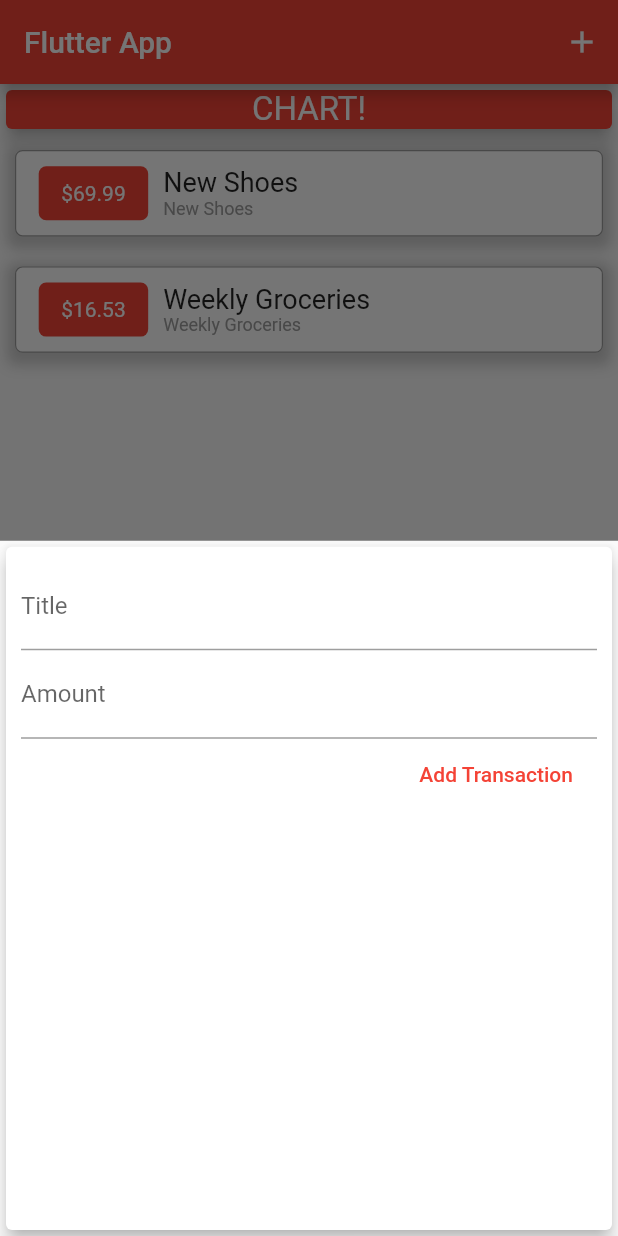
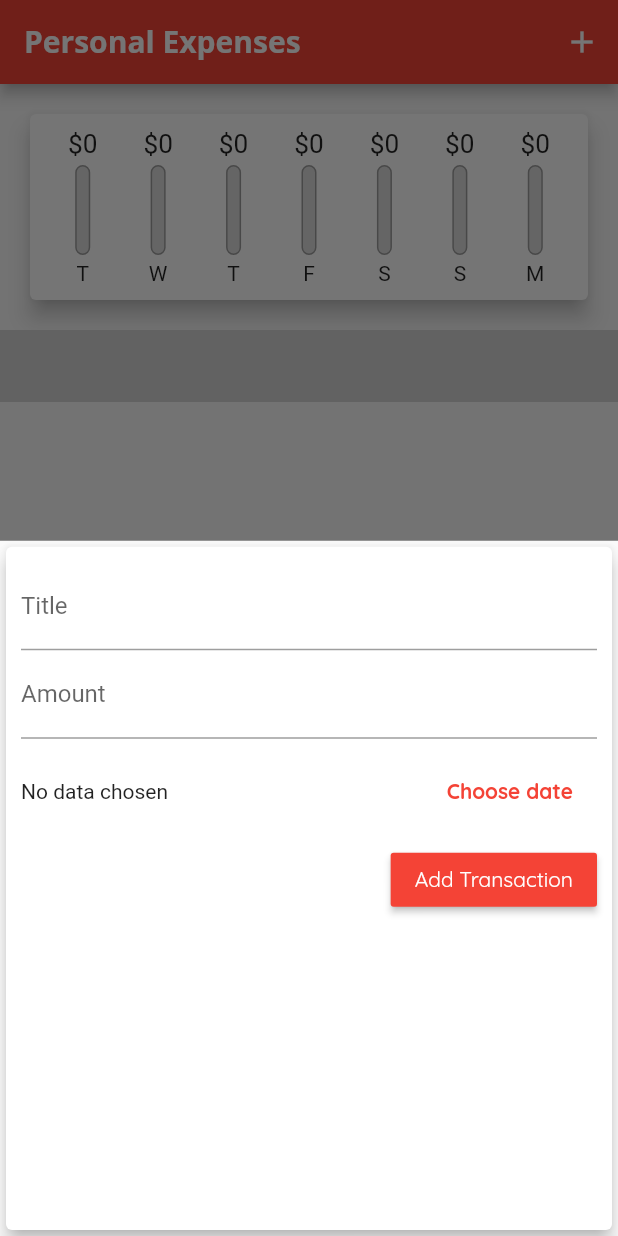
Before and after one commit to genan566/PracticeFlutter, a Flutter app: the screen it shows after launch, after a tap on the "add" icon, on a phone screen of 412 x 824 dp. Run offline on Flutter 3.47's test engine with Material 2 defaults, Android fonts, the phone set to English and light mode, and no system bars; statements that could not run were skipped.

Commit message:
Chart implementation

```diff
--- a/lib/main.dart
+++ b/lib/main.dart
@@ -1,8 +1,11 @@
 import 'package:flutter/material.dart';
+import 'package:pratice/widgets/chart.dart';
+import '../widgets/dynamique_list.dart';
 import './models/transactions.dart';
 import './widgets/NewTransactions.dart';
 // import './widgets/UserTransaction.dart';
 import './widgets/ListBuilder.dart';
+import './widgets/chart.dart';
 
 void main() {
   runApp(const MyApp());
@@ -15,18 +18,30 @@
   @override
   Widget build(BuildContext context) {
     return MaterialApp(
-      title: 'Flutter Demo',
+      title: 'Personal Expenses',
       theme: ThemeData(
-        // This is the theme of your application.
-        //
-        // Try running your application with "flutter run". You'll see the
-        // application has a blue toolbar. Then, without quitting the app, try
-        // changing the primarySwatch below to Colors.green and then invoke
-        // "hot reload" (press "r" in the console where you ran "flutter run",
-        // or simply save your changes to "hot reload" in a Flutter IDE).
-        // Notice that the counter didn't reset back to zero; the application
-        // is not restarted.
         primarySwatch: Colors.red,
+        // accentColor: Colors.amber,
+        fontFamily: "Quicksand",
+        errorColor: Colors.red,
+        // Custom Theme/ Overriding defaut theme values
+        textTheme: ThemeData.light().textTheme.copyWith(
+              headline6: TextStyle(
+                fontFamily: "OpenSans",
+                fontSize: 18,
+                fontWeight: FontWeight.bold,
+              ),
+              button: TextStyle(color: Colors.white),
+            ),
+        appBarTheme: AppBarTheme(
+          textTheme: ThemeData.light().textTheme.copyWith(
+                headline6: TextStyle(
+                  fontFamily: "OpenSans",
+                  fontSize: 20,
+                  fontWeight: FontWeight.bold,
+                ),
+              ),
+        ),
       ),
       home: MyHomePage(title: 'Flutter Demo Home Page'),
     );
@@ -45,25 +60,46 @@
 
 class _MyHomePageState extends State<MyHomePage> {
   final List<Transaction> _userTransactions = [
-    Transaction(
-      id: 't1',
-      title: 'New Shoes',
-      amount: 69.99,
-      date: DateTime.now(),
-    ),
-    Transaction(
-      id: 't2',
-      title: 'Weekly Groceries',
-      amount: 16.53,
-      date: DateTime.now(),
-    ),
+    // Transaction(
+    //   id: 't1',
+    //   title: 'New Shoes',
+    //   amount: 69.99,
+    //   date: DateTime.now(),
+    // ),
+    // Transaction(
+    //   id: 't2',
+    //   title: 'Weekly Groceries',
+    //   amount: 16.53,
+    //   date: DateTime.now(),
+    // ),
   ];
 
-  void _addNewTransaction(String txTitle, double txAmount) {
+  List<Transaction> get _recentTransactions {
+    return _userTransactions.where((tx) {
+      return tx.date.isAfter(
+        DateTime.now().subtract(
+          Duration(days: 7),
+        ),
+      );
+    }).toList();
+  }
+
+  void _deleteTransaction(String id) {
+    setState(() {
+      _userTransactions.removeWhere((tx) => tx.id == id);
+    });
+    // print(id);
+    // for (var i = 0; i < _userTransactions.length; i++) {
+    //   print(id == _userTransactions[i].id);
+    // }
+  }
+
+  void _addNewTransaction(
+      String txTitle, double txAmount, DateTime chosenDate) {
     final newTx = Transaction(
       title: txTitle,
       amount: txAmount,
-      date: DateTime.now(),
+      date: chosenDate,
       id: DateTime.now().toString(),
     );
 
@@ -89,7 +125,13 @@
   Widget build(BuildContext context) {
     return Scaffold(
       appBar: AppBar(
-        title: Text("Flutter App"),
+        title: Text(
+          "Personal Expenses",
+          style: TextStyle(
+            fontFamily: "OpenSans",
+            fontWeight: FontWeight.bold,
+          ),
+        ),
         actions: <Widget>[
           IconButton(
             onPressed: () => _startAddNewTransaction(context),
@@ -108,27 +150,8 @@
       body: SingleChildScrollView(
         child: Column(
           children: <Widget>[
-            Container(
-              width: double.infinity,
-              child: Card(
-                color: Theme.of(context).primaryColor,
-                child: Text(
-                  'CHART!',
-                  style: TextStyle(
-                    color: Colors.white,
-                    fontSize: 22,
-                  ),
-                  textAlign: TextAlign.center,
-                ),
-                elevation: 5,
-              ),
-            ),
-            Container(
-              width: double.infinity,
-              height: 500,
-              margin: EdgeInsets.only(bottom: 15),
-              child: ListBuilder(transactions: _userTransactions),
-            ),
+            Chart(_recentTransactions),
+            DynamiqueList(_userTransactions, _deleteTransaction),
           ],
         ),
       ),
--- a/lib/widgets/ListBuilder.dart
+++ b/lib/widgets/ListBuilder.dart
@@ -1,12 +1,15 @@
 import 'package:flutter/material.dart';
+import 'package:pratice/widgets/custom_tile.dart';
 import '../models/transactions.dart';
 import 'package:intl/intl.dart';
 
 class ListBuilder extends StatelessWidget {
   final List<Transaction> transactions;
+  final Function deleteX;
 
   ListBuilder({
     required this.transactions,
+    required this.deleteX,
   });
 
   @override
@@ -71,59 +74,34 @@
 
     return ListView.builder(
       itemBuilder: (ctx, index) {
-        return Container(
-          // width: double.infinity,
-          margin: EdgeInsets.symmetric(vertical: 10, horizontal: 10),
-          padding: EdgeInsets.symmetric(vertical: 10, horizontal: 15),
-          decoration: BoxDecoration(
-            color: Colors.white,
-            border: Border.all(width: .8, color: Colors.black38),
-            borderRadius: BorderRadius.circular(5),
-            boxShadow: [
-              BoxShadow(
-                color: Colors.grey.withOpacity(0.5),
-                spreadRadius: 5,
-                blurRadius: 7,
-                offset: Offset(0, 3), // changes position of shadow
+        return Card(
+          elevation: 5,
+          margin: EdgeInsets.symmetric(vertical: 10, horizontal: 6),
+          child: ListTile(
+            leading: CircleAvatar(
+              radius: 30,
+              child: Padding(
+                padding: const EdgeInsets.all(6.0),
+                child:
+                    FittedBox(child: Text('\$${transactions[index].amount}')),
               ),
-            ],
-          ),
-          child: Row(
-            mainAxisAlignment: MainAxisAlignment.start,
-            children: <Widget>[
-              Container(
-                // margin: EdgeInsets.symmetric(vertical: 10, horizontal: 10),
-                // color: Theme.of(context).primaryColor,
-                padding: EdgeInsets.symmetric(vertical: 10, horizontal: 15),
-                decoration: BoxDecoration(
-                  color: Theme.of(context).primaryColor,
-                  // border: Border.all(width: 1.2, color: Theme.of(context).primaryColor),
-                  borderRadius: BorderRadius.circular(5),
-                ),
-                child: Text(
-                  "\$${transactions[index].amount.toStringAsFixed(2)}",
-                  style: TextStyle(color: Colors.white),
-                ),
-              ),
-              Container(
-                margin: EdgeInsets.symmetric(horizontal: 10),
-                child: Column(
-                  crossAxisAlignment: CrossAxisAlignment.start,
-                  children: [
-                    Text(
-                      "${transactions[index].title}",
-                      style: TextStyle(color: Colors.black87, fontSize: 18),
-                    ),
-                    Text(
-                      "${transactions[index].title}",
-                      style: TextStyle(color: Colors.grey, fontSize: 12),
-                    ),
-                  ],
-                ),
-              )
-            ],
+            ),
+            title: Text(
+              transactions[index].title,
+              style: Theme.of(context).textTheme.headline6,
+            ),
+            subtitle: Text(
+              DateFormat.yMMMd().format(transactions[index].date),
+            ),
+            trailing: IconButton(
+              icon: Icon(Icons.delete),
+              color: Theme.of(context).errorColor,
+              onPressed: () => deleteX(transactions[index].id),
+            ),
           ),
         );
+        // return CustomTile(transactions[index].amount.toStringAsFixed(2),
+        //     transactions[index].title);
       },
       itemCount: transactions.length,
     );
--- a/lib/widgets/NewTransactions.dart
+++ b/lib/widgets/NewTransactions.dart
@@ -1,4 +1,5 @@
 import 'package:flutter/material.dart';
+import 'package:intl/intl.dart';
 
 class NewTransaction extends StatefulWidget {
   final Function addTx;
@@ -10,25 +11,47 @@
 }
 
 class _NewTransactionState extends State<NewTransaction> {
-  final titleController = TextEditingController();
+  final _titleController = TextEditingController();
+  final _amountController = TextEditingController();
+  // Valeur nullable
+  DateTime? _selectedDate;
 
-  final amountController = TextEditingController();
-
-  void submitData() {
-    final enteredTitle = titleController.text;
-    final enteredAmount = double.parse(amountController.text);
+  void _submitData() {
+    final enteredTitle = _titleController.text;
+    final enteredAmount = _amountController.text.isEmpty
+        ? 0.0
+        : double.parse(_amountController.text);
 
     if (enteredTitle.isEmpty || enteredAmount <= 0) {
       return;
     }
 
-    widget.addTx(
-      enteredTitle,
-      enteredAmount,
-    );
+    // Utilisation d'une propriété (Function) d'une classe parente comme fonction dans une autre fonction void
+    if (_selectedDate == null) {
+      return;
+    }
+    widget.addTx(enteredTitle, enteredAmount, _selectedDate);
 
     Navigator.of(context)
         .pop(); // fonctionne comme un goBack() et reset les valeurs d'input à zéro
+  }
+
+  // Afficher un datePicker
+  void _presentDatePicker() {
+    showDatePicker(
+      context: context,
+      initialDate: DateTime.now(),
+      firstDate: DateTime(2021),
+      lastDate: DateTime.now(),
+    ).then((pickedDate) {
+      if (pickedDate == null) {
+        return;
+      }
+      setState(() {
+        _selectedDate = pickedDate;
+      });
+    });
+    print("good");
   }
 
   @override
@@ -42,23 +65,49 @@
           children: <Widget>[
             TextField(
               decoration: InputDecoration(labelText: 'Title'),
-              controller: titleController,
-              onSubmitted: (_) => submitData(),
+              controller: _titleController,
+              onSubmitted: (_) => _submitData(),
               // onChanged: (val) {
               //   titleInput = val;
               // },
             ),
             TextField(
               decoration: InputDecoration(labelText: 'Amount'),
-              controller: amountController,
+              controller: _amountController,
               keyboardType: TextInputType.number,
-              onSubmitted: (_) => submitData(),
+              onSubmitted: (_) => _submitData(),
               // onChanged: (val) => amountInput = val,
             ),
-            FlatButton(
-              child: Text('Add Transaction'),
-              textColor: Theme.of(context).primaryColor,
-              onPressed: submitData,
+            Container(
+              height: 70,
+              child: Row(
+                mainAxisAlignment: MainAxisAlignment.spaceBetween,
+                children: [
+                  Text(
+                    _selectedDate == null
+                        ? "No data chosen"
+                        : 'Picked Date: ${DateFormat.yMd().format(_selectedDate!)}', // Valeur trouvée ou non
+                  ),
+                  FlatButton(
+                    onPressed: _presentDatePicker,
+                    child: Text(
+                      "Choose date",
+                      style: TextStyle(
+                        fontWeight: FontWeight.bold,
+                      ),
+                    ),
+                    textColor: Theme.of(context).primaryColor,
+                  ),
+                ],
+              ),
+            ),
+            RaisedButton(
+              child: Text(
+                'Add Transaction',
+              ),
+              color: Theme.of(context).primaryColor,
+              textColor: Colors.white,
+              onPressed: _submitData,
             ),
           ],
         ),
--- /dev/null
+++ b/lib/widgets/chart.dart
@@ -0,0 +1,67 @@
+import 'package:flutter/material.dart';
+import 'package:intl/intl.dart';
+import './chart_bar.dart';
+import '../models/transactions.dart';
+
+class Chart extends StatelessWidget {
+  final List<Transaction> recentTransaction;
+
+  Chart(this.recentTransaction);
+
+  // Get properties for class is any way to execute some kind of stuff inside the class et check the result like void method
+  List<Map<String, Object>> get groupedTransactionValues {
+    return List.generate(7, (index) {
+      final weekDay = DateTime.now().subtract(
+        Duration(days: index),
+      );
+
+      // Calcul de la somme totale
+      var totalSum = 0.0;
+
+      for (var i = 0; i < recentTransaction.length; i++) {
+        if (recentTransaction[i].date.day == weekDay.day &&
+            recentTransaction[i].date.month == weekDay.month &&
+            recentTransaction[i].date.year == weekDay.year) {
+          totalSum += recentTransaction[i].amount;
+        }
+      }
+
+      return {
+        'day': DateFormat.E().format(weekDay).substring(0, 1),
+        'amount': totalSum,
+      };
+    }).reversed.toList();
+  }
+
+  double get totalSpending {
+    // Le fold() fonctionne comme .reduce() dans react-native
+    return groupedTransactionValues.fold(
+        0.0, (sum, item) => sum + (item['amount'] as double));
+  }
+
+  @override
+  Widget build(BuildContext context) {
+    return Card(
+      elevation: 6,
+      margin: EdgeInsets.all(20),
+      child: Container(
+        padding: EdgeInsets.all(10),
+        child: Row(
+          mainAxisAlignment: MainAxisAlignment.spaceAround,
+          children: groupedTransactionValues.map((data) {
+            return Flexible(
+              fit: FlexFit.tight,
+              child: ChartBar(
+                (data['day'] as String),
+                (data['amount'] as double),
+                totalSpending == 0.0
+                    ? 0.0
+                    : (data['amount'] as double) / totalSpending,
+              ),
+            );
+          }).toList(),
+        ),
+      ),
+    );
+  }
+}
--- /dev/null
+++ b/lib/widgets/chart_bar.dart
@@ -0,0 +1,49 @@
+import 'package:flutter/material.dart';
+
+class ChartBar extends StatelessWidget {
+  final String label;
+  final double spendingAmount;
+  final double spendingPctOfTotal;
+
+  ChartBar(this.label, this.spendingAmount, this.spendingPctOfTotal);
+
+  @override
+  Widget build(BuildContext context) {
+    return Column(
+      children: <Widget>[
+        Container(
+          height: 20,
+          child: FittedBox(
+            child: Text('\$${spendingAmount.toStringAsFixed(0)}'),
+          ),
+        ),
+        Container(
+          margin: EdgeInsets.symmetric(vertical: 4),
+          height: 60,
+          width: 10,
+          child: Stack(
+            children: <Widget>[
+              Container(
+                decoration: BoxDecoration(
+                  border: Border.all(color: Colors.grey, width: 1.0),
+                  color: Color.fromRGBO(220, 220, 220, 1),
+                  borderRadius: BorderRadius.circular(10),
+                ),
+              ),
+              FractionallySizedBox(
+                heightFactor: spendingPctOfTotal,
+                child: Container(
+                  decoration: BoxDecoration(
+                    color: Theme.of(context).primaryColor,
+                    borderRadius: BorderRadius.circular(10),
+                  ),
+                ),
+              ),
+            ],
+          ),
+        ),
+        Text('${label}'),
+      ],
+    );
+  }
+}
```
Also changed, not shown: lib/widgets/custom_tile.dart (added, +68 -0 lines), lib/widgets/dynamique_list.dart (added, +45 -0 lines), pubspec.yaml (+16 -8 lines), assets/fonts/OpenSans-Bold.ttf (added), assets/fonts/OpenSans-Regular.ttf (added), assets/fonts/Quicksand-Bold.ttf (added), assets/fonts/Quicksand-Light.ttf (added), assets/fonts/Quicksand-Medium.ttf (added), assets/fonts/Quicksand-Regular.ttf (added), assets/images/waiting.png (added).
